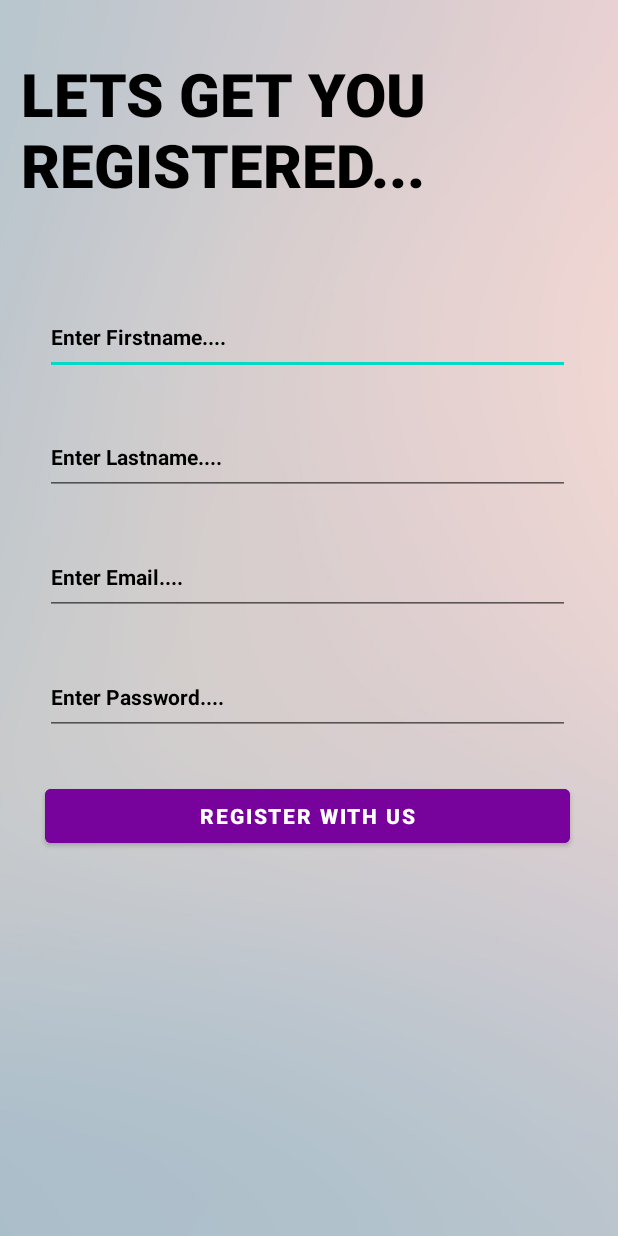
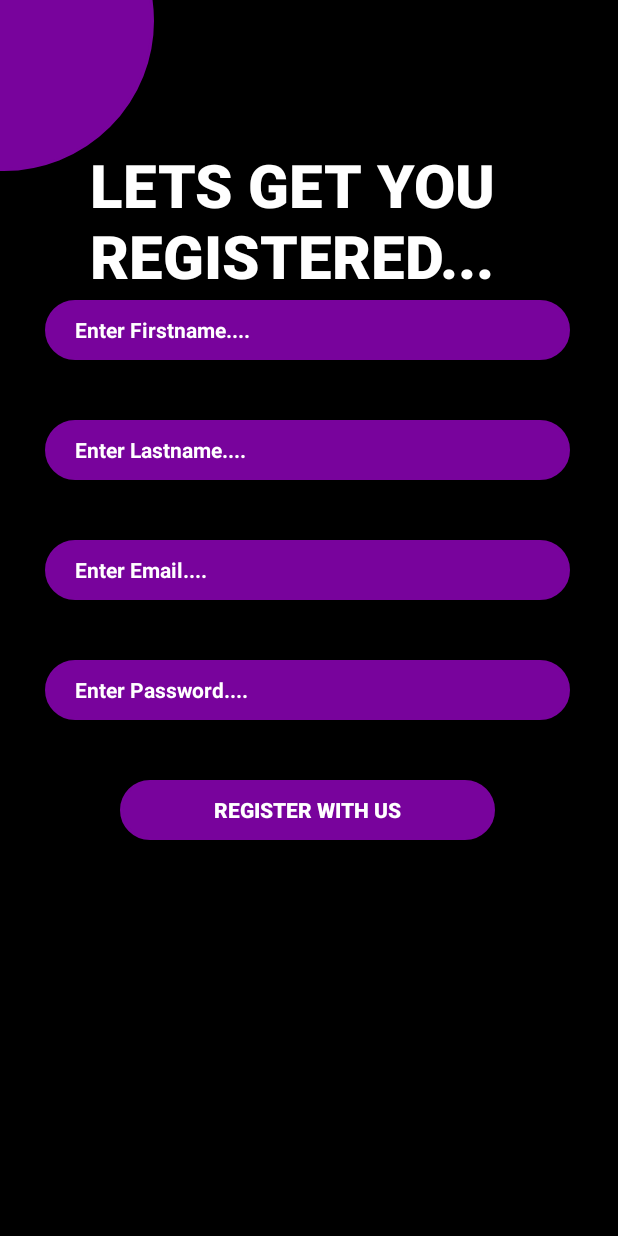
Before and after one commit to SoulHunter01/FundRaisingApplication, an Android app: the screen it shows after launch (SignUpScreen), after a tap on "REGISTER NOW...", on a phone screen of 412 x 824 dp. Run offline under Robolectric (Android 15) with nearby library versions, the phone set to English and light mode, and no system bars; our stand-ins replace Firebase (no records; nobody signed in at launch, a user with empty details on screens opened directly); 2 other taps on this screen came first.

Commit message:
PushNotifications,InAppNotifications,Login(corrected),Signup,Forgot Password,RecyclerViewScreen,SpecificScreen,PaymentMethod,ActiveStatus,CreateNewGoal,Logo New Done By Abdullah Ihsan Latest 2

```diff
--- a/app/build.gradle
+++ b/app/build.gradle
@@ -37,6 +37,7 @@ dependencies {
     implementation 'com.google.firebase:firebase-firestore:24.0.0'
     implementation 'com.google.firebase:firebase-database:20.0.3'
     implementation 'com.google.android.gms:play-services-ads:20.5.0'
+    implementation 'androidx.legacy:legacy-support-v4:1.0.0'
     testImplementation 'junit:junit:4.+'
     androidTestImplementation 'androidx.test.ext:junit:1.1.3'
     androidTestImplementation 'androidx.test.espresso:espresso-core:3.4.0'
--- a/app/src/main/java/com/code/fundraisingapplication/LoginScreen.java
+++ b/app/src/main/java/com/code/fundraisingapplication/LoginScreen.java
@@ -27,7 +27,17 @@ import com.google.firebase.auth.FirebaseUser;
 
 public class LoginScreen extends AppCompatActivity {
 
+    private void animatelogo(){
 
+        RotateAnimation rotate = new RotateAnimation(0, 360, Animation.RELATIVE_TO_SELF, 0.5f, Animation.RELATIVE_TO_SELF, 0.5f);
+        rotate.setDuration(10000);
+        rotate.setRepeatCount(Animation.INFINITE);
+        rotate.setInterpolator(new LinearInterpolator());
+        ImageView image= (ImageView) findViewById(R.id.imageview_logo);
+        image.startAnimation(rotate);
+
+
+    }
 
     private static final String TAG = null;
     FirebaseAuth mAuth;
@@ -43,6 +53,7 @@ public class LoginScreen extends AppCompatActivity {
         super.onCreate(savedInstanceState);
         setContentView(R.layout.activity_login_screen);
         forgotpassword=findViewById(R.id.forgotpassword);
+        animatelogo();
         mAuth = FirebaseAuth.getInstance();
         username=findViewById(R.id.username);
         password=findViewById(R.id.password);
--- a/app/src/main/java/com/code/fundraisingapplication/MainScreen_Tabs.java
+++ b/app/src/main/java/com/code/fundraisingapplication/MainScreen_Tabs.java
@@ -45,9 +45,7 @@ public class MainScreen_Tabs extends AppCompatActivity {
         AdRequest adRequest1 = new AdRequest.Builder().build();
         mAdView1.loadAd(adRequest1);
 
-        mAdView2 = findViewById(R.id.ad2);
-        AdRequest adRequest2 = new AdRequest.Builder().build();
-        mAdView2.loadAd(adRequest2);
+
 
         creategoalbutton.setOnClickListener(new View.OnClickListener() {
             @Override
--- a/app/src/main/res/drawable/circle.xml
+++ b/app/src/main/res/drawable/circle.xml
@@ -3,10 +3,10 @@
     <item android:state_pressed="false">
         <shape android:shape="oval">
             <corners android:radius="500dp" />
-            <solid android:color="#540261" />
+            <solid android:color="#78039c" />
             <stroke
                 android:width="2dip"
-                android:color="#540261" />
+                android:color="#78039c" />
             <padding
                 android:bottom="0dp"
                 android:left="4dp"
@@ -17,10 +17,10 @@
     <item android:state_pressed="true">
         <shape android:shape="oval">
             <corners android:radius="500dp" />
-            <solid android:color="#540261" />
+            <solid android:color="#78039c" />
             <stroke
                 android:width="2dip"
-                android:color="#540261" />
+                android:color="#78039c" />
             <padding
                 android:bottom="4dp"
                 android:left="4dp"
--- a/app/src/main/res/drawable/rounded_bars.xml
+++ b/app/src/main/res/drawable/rounded_bars.xml
@@ -3,10 +3,10 @@
     <item android:state_pressed="false">
         <shape android:shape="rectangle">
             <corners android:radius="1000dp" />
-            <solid android:color="#540261" />
+            <solid android:color="#78039c" />
             <stroke
                 android:width="2dip"
-                android:color="#f09a05" />
+                android:color="#78039c" />
             <padding
                 android:bottom="0dp"
                 android:left="4dp"
@@ -17,10 +17,10 @@
     <item android:state_pressed="true">
         <shape android:shape="rectangle">
             <corners android:radius="1000dp" />
-            <solid android:color="#540261" />
+            <solid android:color="#78039c" />
             <stroke
                 android:width="2dip"
-                android:color="#540261" />
+                android:color="#78039c" />
             <padding
                 android:bottom="4dp"
                 android:left="4dp"
--- a/app/src/main/res/layout/activity_sign_up_screen.xml
+++ b/app/src/main/res/layout/activity_sign_up_screen.xml
@@ -4,7 +4,7 @@
     xmlns:tools="http://schemas.android.com/tools"
     android:layout_width="match_parent"
     android:layout_height="match_parent"
-    android:background="@drawable/background"
+    android:background="@color/black"
     tools:context=".MainActivity">
 
 
@@ -13,26 +13,29 @@
         android:layout_height="wrap_content"
         android:layout_alignParentStart="true"
         android:layout_alignParentTop="true"
-        android:layout_marginStart="14dp"
-        android:layout_marginTop="35dp"
+        android:layout_centerHorizontal="true"
+        android:layout_marginStart="60dp"
+        android:layout_marginTop="96dp"
         android:fontFamily="sans-serif-black"
         android:text="Lets Get You Registered..."
         android:textAlignment="textStart"
         android:textAllCaps="true"
-        android:textColor="@color/black"
+        android:textColor="@color/white"
         android:textSize="40dp"
         android:textStyle="bold"></TextView>
 
     <EditText
         android:id="@+id/getfirstname"
         android:layout_width="350dp"
-        android:layout_height="50dp"
+        android:layout_height="40dp"
         android:layout_marginLeft="30dp"
         android:layout_marginTop="200dp"
+        android:background="@drawable/rounded_bars"
         android:hint="Enter Firstname...."
         android:inputType="text"
-        android:textColor="@color/black"
-        android:textColorHint="@color/black"
+        android:paddingStart="20dp"
+        android:textColor="@color/white"
+        android:textColorHint="@color/white"
         android:textSize="14dp"
         android:textStyle="bold"></EditText>
 
@@ -40,13 +43,16 @@
     <EditText
         android:id="@+id/getlastname"
         android:layout_width="350dp"
-        android:layout_height="50dp"
+        android:layout_height="40dp"
         android:layout_marginLeft="30dp"
         android:layout_marginTop="280dp"
+        android:background="@drawable/rounded_bars"
         android:hint="Enter Lastname...."
         android:inputType="text"
-        android:textColor="@color/black"
-        android:textColorHint="@color/black"
+        android:paddingStart="20dp"
+        android:textColor="@color/white"
+        android:textColorHint="@color/white"
+
         android:textSize="14dp"
         android:textStyle="bold"></EditText>
 
@@ -54,43 +60,55 @@
     <EditText
         android:id="@+id/getemail"
         android:layout_width="350dp"
-        android:layout_height="50dp"
+        android:layout_height="40dp"
         android:layout_marginLeft="30dp"
         android:layout_marginTop="360dp"
+        android:background="@drawable/rounded_bars"
         android:hint="Enter Email...."
-        android:textColor="@color/black"
-        android:textColorHint="@color/black"
+        android:inputType="text"
+        android:paddingStart="20dp"
+        android:textColor="@color/white"
+        android:textColorHint="@color/white"
+
         android:textSize="14dp"
-        android:inputType="text"
         android:textStyle="bold"></EditText>
 
     <EditText
         android:id="@+id/getpassword"
         android:layout_width="350dp"
-        android:layout_height="50dp"
+        android:layout_height="40dp"
         android:layout_marginLeft="30dp"
         android:layout_marginTop="440dp"
+        android:background="@drawable/rounded_bars"
         android:hint="Enter Password...."
         android:inputType="textPassword"
-        android:textColor="@color/black"
-        android:textColorHint="@color/black"
+        android:paddingStart="20dp"
+        android:textColor="@color/white"
+        android:textColorHint="@color/white"
+
         android:textSize="14dp"
         android:textStyle="bold"></EditText>
 
 
-    <Button
+    <androidx.appcompat.widget.AppCompatButton
         android:id="@+id/getregistrationbutton"
-        android:layout_width="350dp"
-        android:layout_height="wrap_content"
-        android:layout_marginLeft="30dp"
+        android:layout_width="250dp"
+        android:layout_height="40dp"
+        android:layout_marginLeft="80dp"
         android:layout_marginTop="520dp"
-        android:backgroundTint="#78039c"
+        android:background="@drawable/rounded_bars"
         android:text="Register With Us"
         android:textColor="@color/white"
         android:textStyle="bold" />
 
-
-
+    <ImageView
+        android:layout_width="200dp"
+        android:layout_height="200dp"
+        android:layout_alignParentStart="true"
+        android:layout_alignParentTop="true"
+        android:layout_marginStart="-97dp"
+        android:layout_marginTop="-86dp"
+        android:src="@drawable/circle"></ImageView>
 
 
 </RelativeLayout>
--- a/app/src/main/res/values/strings.xml
+++ b/app/src/main/res/values/strings.xml
@@ -1,3 +1,5 @@
 <resources>
     <string name="app_name">Fund Raising</string>
+    <!-- TODO: Remove or change this placeholder text -->
+    <string name="hello_blank_fragment">Hello blank fragment</string>
 </resources>
```
Also changed, not shown: app/src/main/java/com/code/fundraisingapplication/BlankFragment.java (added, +64 -0 lines), app/src/main/res/drawable/rounded.xml (+4 -4 lines), app/src/main/res/layout/activity_create_goal.xml (+29 -21 lines), app/src/main/res/layout/activity_forgot_password.xml (+18 -16 lines), app/src/main/res/layout/activity_login_screen.xml (+24 -14 lines), app/src/main/res/layout/activity_main_screen_tabs.xml (+1 -16 lines), app/src/main/res/layout/fragment_blank.xml (added, +14 -0 lines), app/src/main/res/layout/row.xml (+12 -35 lines).
